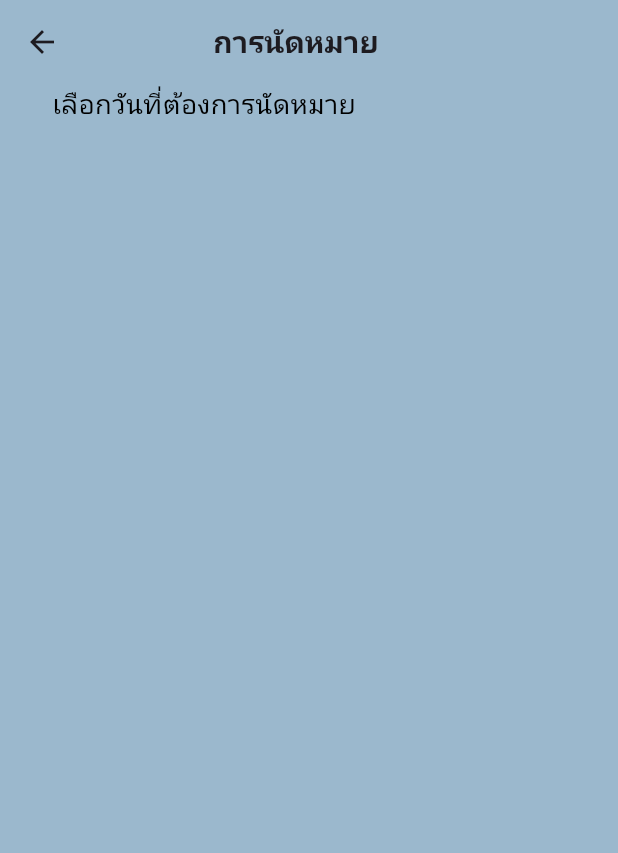
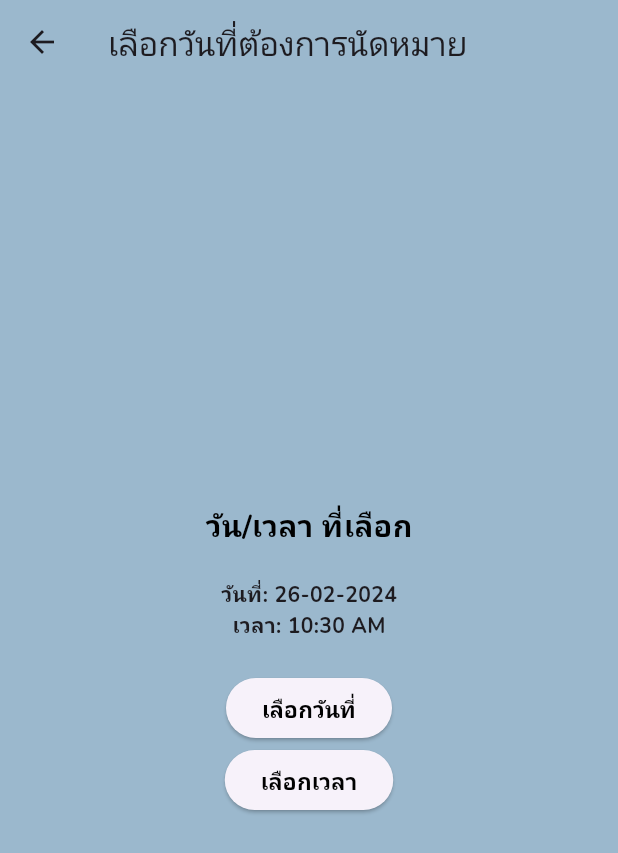
Before and after one commit to Charb60/HCAdemoapp, a Flutter app: the Appointment screen opened by its route, on a phone screen of 412 x 824 dp. Shown: the top 853 px of the screen. Run offline on Flutter 3.47's test engine with Material 3 defaults, Android fonts, the light colour scheme and no system bars; our stand-ins replace dio, firebase_auth, firebase_core, get, google_fonts, google_maps_flutter and 2 more; accounts and stored records are empty.

Commit message:
appointmentpage

```diff
--- a/minipro/lib/src/page/ChatPage/appointment.dart
+++ b/minipro/lib/src/page/ChatPage/appointment.dart
@@ -1,49 +1,93 @@
 import 'package:flutter/material.dart';
 import 'package:google_fonts/google_fonts.dart';
+import 'package:intl/intl.dart';
 
-class Appointment extends StatelessWidget {
-  const Appointment({super.key});
+class Appointment extends StatefulWidget {
+  @override
+  _AppointmentState createState() => _AppointmentState();
+}
+
+class _AppointmentState extends State<Appointment> {
+  DateTime _startDate = DateTime.now();
+  // DateTime _endDate = DateTime.now().add(Duration(days: 7));
+  TimeOfDay _startTime = TimeOfDay.now();
+
+  Future<void> _selectStartDate(BuildContext context) async {
+    final DateTime? picked = await showDatePicker(
+      context: context,
+      initialDate: _startDate,
+      firstDate: DateTime(DateTime.now().year - 1),
+      lastDate: DateTime(DateTime.now().year + 1),
+    );
+
+    if (picked != null) {
+      setState(() {
+        _startDate = picked;
+      });
+    }
+  }
+
+  Future<void> _selectStartTime(BuildContext context) async {
+    final TimeOfDay? picked = await showTimePicker(
+      context: context,
+      initialTime: TimeOfDay.now(),
+    );
+
+    if (picked != null) {
+      setState(() {
+        _startTime = picked;
+      });
+    }
+  }
 
   @override
   Widget build(BuildContext context) {
-    // CalendarFormat _calendarFormat = CalendarFormat.month;
-    DateTime _focusedDay = DateTime.now();
-    DateTime? _selectedDay;
-
     return Scaffold(
-        appBar: AppBar(
-          title: Container(
-            padding: const EdgeInsets.only(left: 70),
-            child: Text(
-              'การนัดหมาย',
-              style: TextStyle(
-                fontWeight: FontWeight.bold,
-                fontSize: 20,
-              ),
+      appBar: AppBar(
+        title: Text('เลือกวันที่ต้องการนัดหมาย'),
+        backgroundColor: const Color(0xFF9bb8cd),
+      ),
+      body: Center(
+        child: Column(
+          mainAxisAlignment: MainAxisAlignment.center,
+          children: <Widget>[
+            Text('วัน/เวลา ที่เลือก',
+                style: GoogleFonts.nunito(
+                  fontWeight: FontWeight.bold,
+                  fontSize: 20,
+                  color: const Color(0xFF000000),
+                )),
+            SizedBox(height: 20),
+            Text(
+              'วันที่: ${DateFormat('dd-MM-yyyy').format(_startDate)}',
+              style: TextStyle(fontWeight: FontWeight.bold),
             ),
-          ),
-          backgroundColor: const Color(0xFF9bb8cd),
+            Text(
+              'เวลา: ${_startTime.format(context)}',
+              style: TextStyle(fontWeight: FontWeight.bold),
+            ),
+            SizedBox(height: 20),
+            ElevatedButton(
+              onPressed: () => _selectStartDate(context),
+              child: Text('เลือกวันที่',
+                  style: GoogleFonts.nunito(
+                    fontWeight: FontWeight.bold,
+                    fontSize: 15,
+                    color: const Color(0xFF000000),
+                  )),
+            ),
+            ElevatedButton(
+              onPressed: () => _selectStartTime(context),
+              child: Text('เลือกเวลา',
+                  style: GoogleFonts.nunito(
+                    fontWeight: FontWeight.bold,
+                    fontSize: 15,
+                    color: const Color(0xFF000000),
+                  )),
+            ),
+          ],
         ),
-        body: SingleChildScrollView(
-          child: Column(children: [
-            Padding(
-              padding: EdgeInsets.only(right: 140),
-              child: Text(
-                "เลือกวันที่ต้องการนัดหมาย",
-                style: GoogleFonts.nunito(
-                  textStyle: const TextStyle(
-                      // fontWeight: FontWeight.bold,
-                      fontSize: 18,
-                      color: Color(0xFF000000)),
-                ),
-              ),
-            ),
-            CalendarPage(),
-          ]),
-        ));
+      ),
+    );
   }
 }
-
-Widget CalendarPage() {
-  return Container();
-}
--- a/minipro/pubspec.yaml
+++ b/minipro/pubspec.yaml
@@ -44,6 +44,8 @@ dependencies:
   dio: ^5.4.0
   google_maps_flutter: ^2.5.3
   cloud_firestore: ^4.14.0
+  table_calendar: ^3.1.0
+
 
 dev_dependencies:
   flutter_test:
```
Also changed, not shown: minipro/lib/src/page/Map/map.dart (+8 -1 lines), minipro/lib/src/page/Noti/notification.dart (+8 -8 lines), minipro/lib/src/page/Profile/allYourProduct.dart (+8 -9 lines), minipro/lib/src/page/Profile/editProfile.dart (+6 -7 lines).
